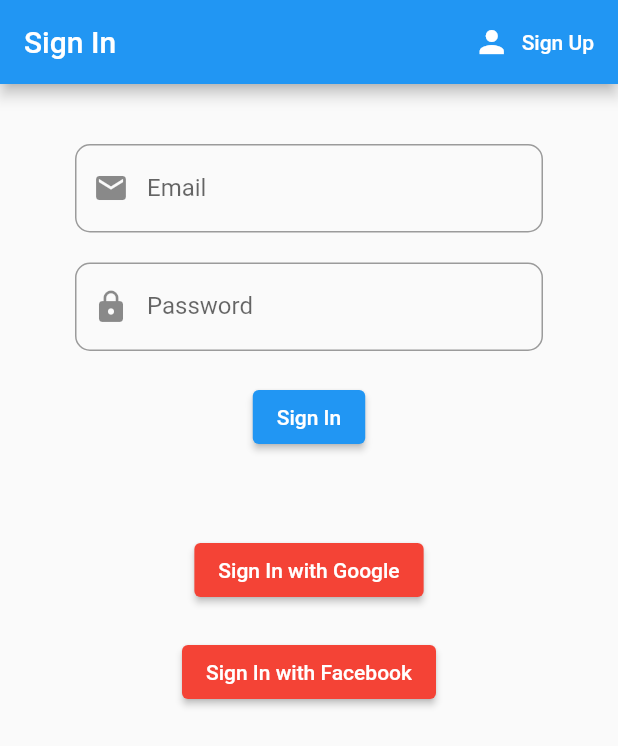
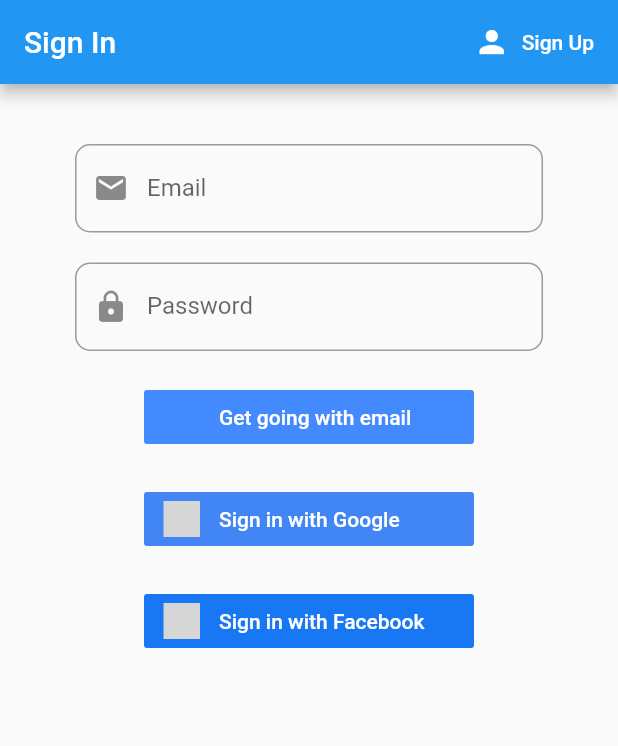
Before and after one commit to ToddHerron/pennies-from-heaven, a Flutter app: the screen it shows after launch, on a phone screen of 412 x 824 dp. Shown: the top 746 px of the screen. Run offline on Flutter 3.47's test engine with Material 2 defaults, Android fonts, the phone set to English and light mode, and no system bars; our stand-ins replace firebase_auth, firebase_core, flutter_easyloading, flutter_signin_button, google_sign_in; missing offline and left inert: flutter_facebook_auth; accounts and stored records are empty; statements that could not run were skipped; grey boxes are pictures that could not be loaded.

Commit message:
Add Social Sign In Buttons

```diff
--- a/pennies_from_heaven/lib/screens/authenticate/signin.dart
+++ b/pennies_from_heaven/lib/screens/authenticate/signin.dart
@@ -1,4 +1,5 @@
 import 'package:flutter/material.dart';
+import 'package:flutter_signin_button/flutter_signin_button.dart';
 import 'package:pennies_from_heaven/services/auth.dart';
 import 'package:pennies_from_heaven/shared/constants.dart';
 
@@ -69,13 +70,9 @@
                   obscureText: true,
                 ),
                 const SizedBox(height: 20.0),
-                ElevatedButton(
-                  style: ButtonStyle(
-                      backgroundColor: MaterialStateProperty.all(Colors.blue)),
-                  child: const Text(
-                    'Sign In',
-                    style: TextStyle(color: Colors.white),
-                  ),
+                SignInButtonBuilder(
+                    backgroundColor: Colors.blueAccent,
+                    elevation: 0.0,
                     onPressed: () {
                       if (_formKey.currentState!.validate()) {
                         _auth
@@ -91,20 +88,11 @@
                         });
                       }
                     },
-                ),
+                    text: 'Get going with email'),
                 const SizedBox(height: 20.0),
-                Text(
-                  error,
-                  style: const TextStyle(color: Colors.red, fontSize: 12.0),
-                ),
-                const SizedBox(height: 20.0),
-                ElevatedButton(
-                  style: ButtonStyle(
-                      backgroundColor: MaterialStateProperty.all(Colors.red)),
-                  child: const Text(
-                    'Sign In with Google',
-                    style: TextStyle(color: Colors.white),
-                  ),
+                SignInButton(
+                  Buttons.GoogleDark,
+                  elevation: 0.0,
                   onPressed: () {
                     _auth.signInWithGoogle().then((value) {
                       if (value.runtimeType == String) {
@@ -118,13 +106,9 @@
                   },
                 ),
                 const SizedBox(height: 20.0),
-                ElevatedButton(
-                  style: ButtonStyle(
-                      backgroundColor: MaterialStateProperty.all(Colors.red)),
-                  child: const Text(
-                    'Sign In with Facebook',
-                    style: TextStyle(color: Colors.white),
-                  ),
+                SignInButton(
+                  Buttons.FacebookNew,
+                  elevation: 0.0,
                   onPressed: () {
                     _auth.signInWithFacebook().then((value) {
                       if (value.runtimeType == String) {
@@ -137,6 +121,12 @@
                     });
                   },
                 ),
+                const SizedBox(height: 20.0),
+                Text(
+                  error,
+                  style: const TextStyle(color: Colors.red, fontSize: 12.0),
+                ),
+                const SizedBox(height: 20.0),
               ],
             ),
           ),
--- a/pennies_from_heaven/pubspec.yaml
+++ b/pennies_from_heaven/pubspec.yaml
@@ -42,6 +42,7 @@
   flutter_facebook_auth: ^4.2.1
   authentication: ^0.0.1
   cloud_firestore: ^3.1.14
+  flutter_signin_button: ^2.0.0
 
 dev_dependencies:
   flutter_test:
```
Also changed, not shown: pennies_from_heaven/pubspec.lock. Lines whose indentation alone changed are shown as unchanged.
